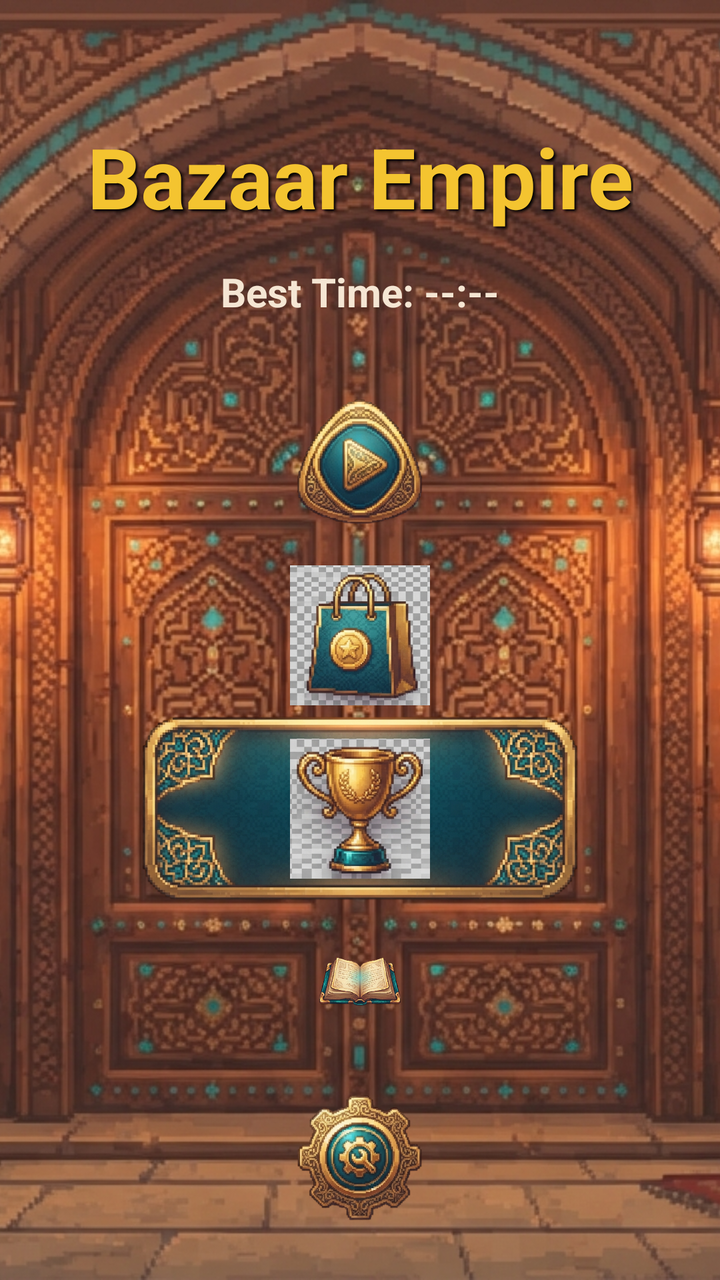
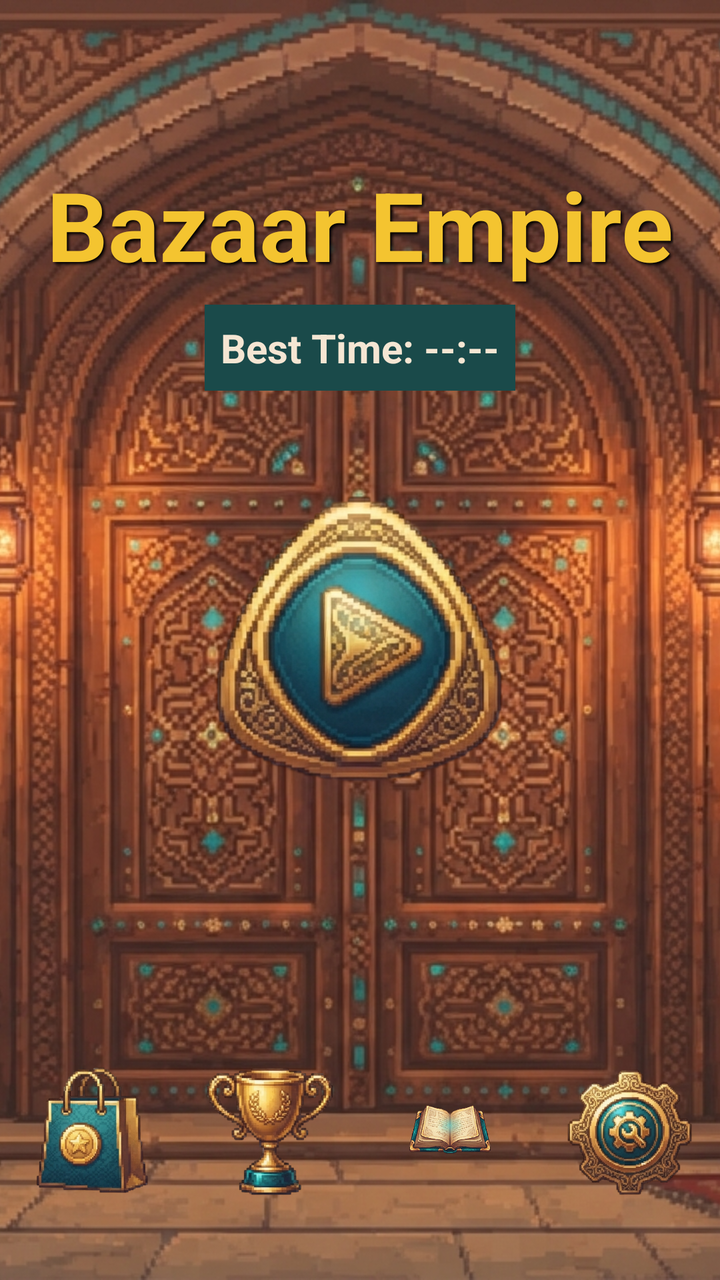

Compare the two renders of this Android layout. The source of the first and the diff that turns it into the second are given below.
<!-- AndroidManifest.xml: application theme Theme.AppCompat.NoActionBar -->
<!-- res/layout/activity_menu.xml -->
<?xml version="1.0" encoding="utf-8"?>
<androidx.constraintlayout.widget.ConstraintLayout xmlns:android="http://schemas.android.com/apk/res/android"
    xmlns:app="http://schemas.android.com/apk/res-auto"
    android:layout_width="match_parent" android:layout_height="match_parent" android:background="#1A4A4A">

    <ImageView android:layout_width="match_parent" android:layout_height="match_parent"
        android:scaleType="centerCrop" android:src="@drawable/bg_menu"
        app:layout_constraintTop_toTopOf="parent" app:layout_constraintBottom_toBottomOf="parent"
        app:layout_constraintStart_toStartOf="parent" app:layout_constraintEnd_toEndOf="parent" />

    <TextView android:id="@+id/tvTitle" android:layout_width="wrap_content" android:layout_height="wrap_content"
        android:layout_marginTop="60dp" android:text="Bazaar Empire" android:textColor="#F4C430"
        android:textSize="42sp" android:textStyle="bold" android:shadowColor="#000" android:shadowDx="3"
        android:shadowDy="3" android:shadowRadius="3" app:layout_constraintTop_toTopOf="parent"
        app:layout_constraintStart_toStartOf="parent" app:layout_constraintEnd_toEndOf="parent" />

    <TextView android:id="@+id/tvBestTime" android:layout_width="wrap_content" android:layout_height="wrap_content"
        android:layout_marginTop="16dp" android:text="Best Time: --:--" android:textColor="#F5E6D3"
        android:textSize="20sp" android:textStyle="bold" android:shadowColor="#000" android:shadowDx="2"
        android:shadowDy="2" app:layout_constraintTop_toBottomOf="@+id/tvTitle"
        app:layout_constraintStart_toStartOf="parent" app:layout_constraintEnd_toEndOf="parent" />

    <ImageView android:id="@+id/menuPanel" android:layout_width="300dp" android:layout_height="450dp"
        android:layout_marginTop="20dp" android:scaleType="fitCenter" android:src="@drawable/panel_window"
        app:layout_constraintTop_toBottomOf="@+id/tvBestTime" app:layout_constraintStart_toStartOf="parent"
        app:layout_constraintEnd_toEndOf="parent" />

    <ImageButton android:id="@+id/btnPlay" android:layout_width="70dp" android:layout_height="70dp"
        android:background="@android:color/transparent" android:scaleType="fitCenter" android:src="@drawable/icon_play"
        app:layout_constraintTop_toTopOf="@+id/menuPanel" app:layout_constraintBottom_toTopOf="@+id/btnShop"
        app:layout_constraintStart_toStartOf="@+id/menuPanel" app:layout_constraintEnd_toEndOf="@+id/menuPanel" />

    <ImageButton android:id="@+id/btnShop" android:layout_width="70dp" android:layout_height="70dp"
        android:background="@android:color/transparent" android:scaleType="fitCenter" android:src="@drawable/icon_shop"
        app:layout_constraintTop_toBottomOf="@+id/btnPlay" app:layout_constraintBottom_toTopOf="@+id/btnLeaderboard"
        app:layout_constraintStart_toStartOf="@+id/menuPanel" app:layout_constraintEnd_toEndOf="@+id/menuPanel" />

    <ImageButton android:id="@+id/btnLeaderboard" android:layout_width="70dp" android:layout_height="70dp"
        android:background="@android:color/transparent" android:scaleType="fitCenter" android:src="@drawable/icon_trophy"
        app:layout_constraintTop_toBottomOf="@+id/btnShop" app:layout_constraintBottom_toTopOf="@+id/btnTutorial"
        app:layout_constraintStart_toStartOf="@+id/menuPanel" app:layout_constraintEnd_toEndOf="@+id/menuPanel" />

    <ImageButton android:id="@+id/btnTutorial" android:layout_width="70dp" android:layout_height="70dp"
        android:background="@android:color/transparent" android:scaleType="fitCenter" android:src="@drawable/icon_book"
        app:layout_constraintTop_toBottomOf="@+id/btnLeaderboard" app:layout_constraintBottom_toTopOf="@+id/btnSettings"
        app:layout_constraintStart_toStartOf="@+id/menuPanel" app:layout_constraintEnd_toEndOf="@+id/menuPanel" />

    <ImageButton android:id="@+id/btnSettings" android:layout_width="70dp" android:layout_height="70dp"
        android:background="@android:color/transparent" android:scaleType="fitCenter" android:src="@drawable/icon_gear"
        app:layout_constraintTop_toBottomOf="@+id/btnTutorial" app:layout_constraintBottom_toBottomOf="@+id/menuPanel"
        app:layout_constraintStart_toStartOf="@+id/menuPanel" app:layout_constraintEnd_toEndOf="@+id/menuPanel" />
</androidx.constraintlayout.widget.ConstraintLayout>
<!-- resources referenced by this layout -->
<resources>
  <!-- drawable bg_menu: png bitmap (drawable-nodpi, 954934 bytes) -->
  <!-- drawable icon_book: png bitmap (drawable-nodpi, 678809 bytes) -->
  <!-- drawable icon_gear: png bitmap (drawable-nodpi, 172585 bytes) -->
  <!-- drawable icon_play: png bitmap (drawable-nodpi, 167792 bytes) -->
  <!-- drawable icon_shop: png bitmap (drawable-nodpi, 144666 bytes) -->
  <!-- drawable icon_trophy: png bitmap (drawable-nodpi, 148141 bytes) -->
  <!-- drawable panel_window: png bitmap (drawable-nodpi, 844148 bytes) -->
</resources>

<!-- the commit's change to res/layout/activity_menu.xml (unified diff, before → after) -->
@@ -1,52 +1,117 @@
 <?xml version="1.0" encoding="utf-8"?>
-<androidx.constraintlayout.widget.ConstraintLayout xmlns:android="http://schemas.android.com/apk/res/android"
+<androidx.constraintlayout.widget.ConstraintLayout 
+    xmlns:android="http://schemas.android.com/apk/res/android"
     xmlns:app="http://schemas.android.com/apk/res-auto"
-    android:layout_width="match_parent" android:layout_height="match_parent" android:background="#1A4A4A">
+    android:layout_width="match_parent"
+    android:layout_height="match_parent"
+    android:background="#1A4A4A">
 
-    <ImageView android:layout_width="match_parent" android:layout_height="match_parent"
-        android:scaleType="centerCrop" android:src="@drawable/bg_menu"
-        app:layout_constraintTop_toTopOf="parent" app:layout_constraintBottom_toBottomOf="parent"
-        app:layout_constraintStart_toStartOf="parent" app:layout_constraintEnd_toEndOf="parent" />
-
-    <TextView android:id="@+id/tvTitle" android:layout_width="wrap_content" android:layout_height="wrap_content"
-        android:layout_marginTop="60dp" android:text="Bazaar Empire" android:textColor="#F4C430"
-        android:textSize="42sp" android:textStyle="bold" android:shadowColor="#000" android:shadowDx="3"
-        android:shadowDy="3" android:shadowRadius="3" app:layout_constraintTop_toTopOf="parent"
-        app:layout_constraintStart_toStartOf="parent" app:layout_constraintEnd_toEndOf="parent" />
-
-    <TextView android:id="@+id/tvBestTime" android:layout_width="wrap_content" android:layout_height="wrap_content"
-        android:layout_marginTop="16dp" android:text="Best Time: --:--" android:textColor="#F5E6D3"
-        android:textSize="20sp" android:textStyle="bold" android:shadowColor="#000" android:shadowDx="2"
-        android:shadowDy="2" app:layout_constraintTop_toBottomOf="@+id/tvTitle"
-        app:layout_constraintStart_toStartOf="parent" app:layout_constraintEnd_toEndOf="parent" />
-
-    <ImageView android:id="@+id/menuPanel" android:layout_width="300dp" android:layout_height="450dp"
-        android:layout_marginTop="20dp" android:scaleType="fitCenter" android:src="@drawable/panel_window"
-        app:layout_constraintTop_toBottomOf="@+id/tvBestTime" app:layout_constraintStart_toStartOf="parent"
+    
+    <ImageView
+        android:layout_width="match_parent"
+        android:layout_height="match_parent"
+        android:scaleType="centerCrop"
+        android:src="@drawable/bg_menu"
+        app:layout_constraintTop_toTopOf="parent"
+        app:layout_constraintBottom_toBottomOf="parent"
+        app:layout_constraintStart_toStartOf="parent"
         app:layout_constraintEnd_toEndOf="parent" />
 
-    <ImageButton android:id="@+id/btnPlay" android:layout_width="70dp" android:layout_height="70dp"
-        android:background="@android:color/transparent" android:scaleType="fitCenter" android:src="@drawable/icon_play"
-        app:layout_constraintTop_toTopOf="@+id/menuPanel" app:layout_constraintBottom_toTopOf="@+id/btnShop"
-        app:layout_constraintStart_toStartOf="@+id/menuPanel" app:layout_constraintEnd_toEndOf="@+id/menuPanel" />
+    
+    <TextView
+        android:id="@+id/tvTitle"
+        android:layout_width="wrap_content"
+        android:layout_height="wrap_content"
+        android:layout_marginTop="80dp"
+        android:text="Bazaar Empire"
+        android:textColor="#F4C430"
+        android:textSize="48sp"
+        android:textStyle="bold"
+        android:shadowColor="#000"
+        android:shadowDx="3"
+        android:shadowDy="3"
+        android:shadowRadius="3"
+        app:layout_constraintTop_toTopOf="parent"
+        app:layout_constraintStart_toStartOf="parent"
+        app:layout_constraintEnd_toEndOf="parent" />
 
-    <ImageButton android:id="@+id/btnShop" android:layout_width="70dp" android:layout_height="70dp"
-        android:background="@android:color/transparent" android:scaleType="fitCenter" android:src="@drawable/icon_shop"
-        app:layout_constraintTop_toBottomOf="@+id/btnPlay" app:layout_constraintBottom_toTopOf="@+id/btnLeaderboard"
-        app:layout_constraintStart_toStartOf="@+id/menuPanel" app:layout_constraintEnd_toEndOf="@+id/menuPanel" />
+    
+    <TextView
+        android:id="@+id/tvBestTime"
+        android:layout_width="wrap_content"
+        android:layout_height="wrap_content"
+        android:layout_marginTop="8dp"
+        android:background="#1A4A4A"
+        android:padding="8dp"
+        android:text="Best Time: --:--"
+        android:textColor="#F5E6D3"
+        android:textSize="20sp"
+        android:textStyle="bold"
+        android:shadowColor="#000"
+        android:shadowDx="2"
+        android:shadowDy="2"
+        app:layout_constraintTop_toBottomOf="@+id/tvTitle"
+        app:layout_constraintStart_toStartOf="parent"
+        app:layout_constraintEnd_toEndOf="parent" />
 
-    <ImageButton android:id="@+id/btnLeaderboard" android:layout_width="70dp" android:layout_height="70dp"
-        android:background="@android:color/transparent" android:scaleType="fitCenter" android:src="@drawable/icon_trophy"
-        app:layout_constraintTop_toBottomOf="@+id/btnShop" app:layout_constraintBottom_toTopOf="@+id/btnTutorial"
-        app:layout_constraintStart_toStartOf="@+id/menuPanel" app:layout_constraintEnd_toEndOf="@+id/menuPanel" />
+    
+    <ImageButton
+        android:id="@+id/btnPlay"
+        android:layout_width="160dp"
+        android:layout_height="160dp"
+        android:background="@android:color/transparent"
+        android:scaleType="fitCenter"
+        android:src="@drawable/icon_play"
+        app:layout_constraintTop_toTopOf="parent"
+        app:layout_constraintBottom_toBottomOf="parent"
+        app:layout_constraintStart_toStartOf="parent"
+        app:layout_constraintEnd_toEndOf="parent" />
 
-    <ImageButton android:id="@+id/btnTutorial" android:layout_width="70dp" android:layout_height="70dp"
-        android:background="@android:color/transparent" android:scaleType="fitCenter" android:src="@drawable/icon_book"
-        app:layout_constraintTop_toBottomOf="@+id/btnLeaderboard" app:layout_constraintBottom_toTopOf="@+id/btnSettings"
-        app:layout_constraintStart_toStartOf="@+id/menuPanel" app:layout_constraintEnd_toEndOf="@+id/menuPanel" />
+    
+    <LinearLayout
+        android:id="@+id/bottomMenu"
+        android:layout_width="match_parent"
+        android:layout_height="wrap_content"
+        android:layout_marginBottom="40dp"
+        android:gravity="center"
+        android:orientation="horizontal"
+        app:layout_constraintBottom_toBottomOf="parent">
 
-    <ImageButton android:id="@+id/btnSettings" android:layout_width="70dp" android:layout_height="70dp"
-        android:background="@android:color/transparent" android:scaleType="fitCenter" android:src="@drawable/icon_gear"
-        app:layout_constraintTop_toBottomOf="@+id/btnTutorial" app:layout_constraintBottom_toBottomOf="@+id/menuPanel"
-        app:layout_constraintStart_toStartOf="@+id/menuPanel" app:layout_constraintEnd_toEndOf="@+id/menuPanel" />
+        <ImageButton
+            android:id="@+id/btnShop"
+            android:layout_width="70dp"
+            android:layout_height="70dp"
+            android:layout_marginHorizontal="10dp"
+            android:background="@android:color/transparent"
+            android:scaleType="fitCenter"
+            android:src="@drawable/icon_shop" />
+
+        <ImageButton
+            android:id="@+id/btnLeaderboard"
+            android:layout_width="70dp"
+            android:layout_height="70dp"
+            android:layout_marginHorizontal="10dp"
+            android:background="@android:color/transparent"
+            android:scaleType="fitCenter"
+            android:src="@drawable/icon_trophy" />
+
+        <ImageButton
+            android:id="@+id/btnTutorial"
+            android:layout_width="70dp"
+            android:layout_height="70dp"
+            android:layout_marginHorizontal="10dp"
+            android:background="@android:color/transparent"
+            android:scaleType="fitCenter"
+            android:src="@drawable/icon_book" />
+
+        <ImageButton
+            android:id="@+id/btnSettings"
+            android:layout_width="70dp"
+            android:layout_height="70dp"
+            android:layout_marginHorizontal="10dp"
+            android:background="@android:color/transparent"
+            android:scaleType="fitCenter"
+            android:src="@drawable/icon_gear" />
+    </LinearLayout>
+
 </androidx.constraintlayout.widget.ConstraintLayout>
<!-- resource entries referenced after the edit -->
@@ -4,8 +4,7 @@
   <!-- drawable icon_book: png bitmap (drawable-nodpi, 678809 bytes) -->
   <!-- drawable icon_gear: png bitmap (drawable-nodpi, 172585 bytes) -->
   <!-- drawable icon_play: png bitmap (drawable-nodpi, 167792 bytes) -->
-  <!-- drawable icon_shop: png bitmap (drawable-nodpi, 144666 bytes) -->
-  <!-- drawable icon_trophy: png bitmap (drawable-nodpi, 148141 bytes) -->
-  <!-- drawable panel_window: png bitmap (drawable-nodpi, 844148 bytes) -->
+  <!-- drawable icon_shop: png bitmap (drawable-nodpi, 142138 bytes) -->
+  <!-- drawable icon_trophy: png bitmap (drawable-nodpi, 133138 bytes) -->
 </resources>
 
